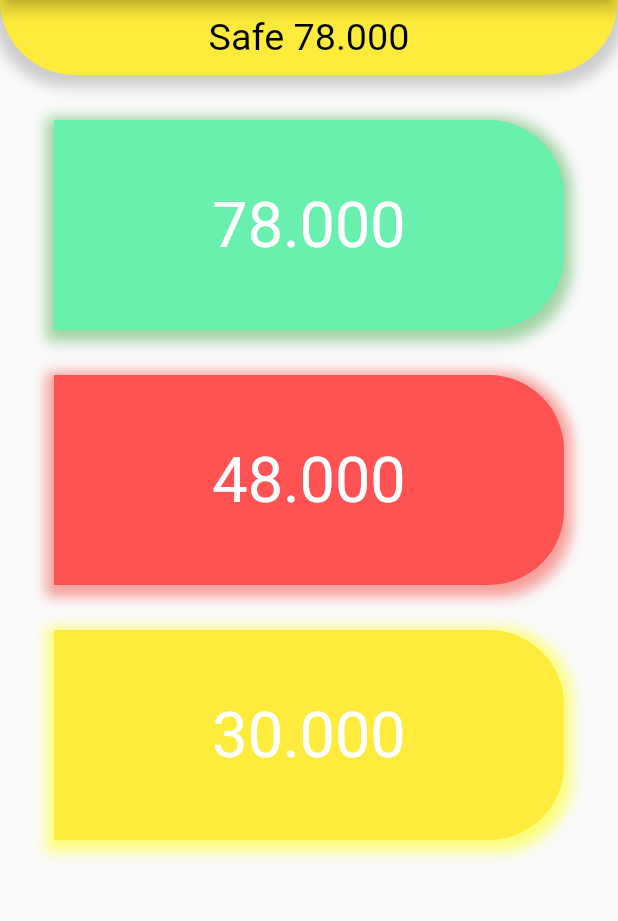
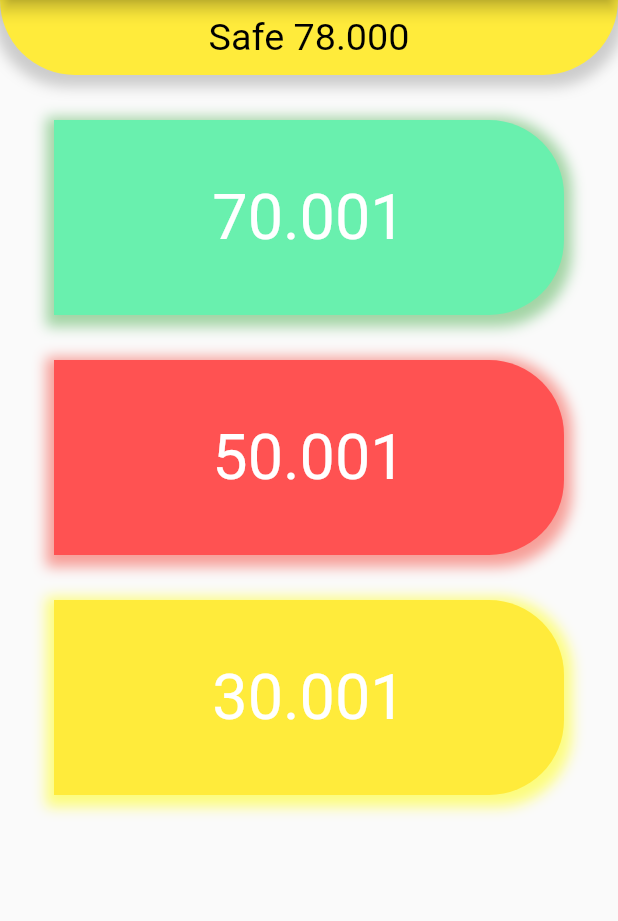
Before and after one commit to Monasafer/app-mobile, a Flutter app: the screen it shows after launch, on a phone screen of 412 x 824 dp, the part 84-1005 px from its top. Run offline on Flutter 3.47's test engine with Material 2 defaults, Android fonts, the phone set to English and light mode, and no system bars.

Commit message:
creating components

```diff
--- /dev/null
+++ b/lib/cardComponent.dart
@@ -0,0 +1,48 @@
+import 'package:flutter/cupertino.dart';
+import 'package:flutter/material.dart';
+
+class CardComponent extends StatefulWidget {
+  final String mount;
+  final Color backgroundColor;
+  final Color shadowColor;
+
+  const CardComponent(
+      {Key key, this.mount, this.backgroundColor, this.shadowColor})
+      : super(key: key);
+
+  @override
+  _CardComponentState createState() => _CardComponentState();
+}
+
+class _CardComponentState extends State<CardComponent> {
+  @override
+  Widget build(BuildContext context) {
+    return Container(
+      width: 340,
+      height: 130,
+      margin: EdgeInsets.only(top: 30),
+      child: Center(
+        child: Text(
+          widget.mount,
+          textScaleFactor: 3,
+          style: TextStyle(
+            color: Colors.white,
+          ),
+        ),
+      ),
+      decoration: BoxDecoration(
+        borderRadius: BorderRadius.only(
+            topRight: Radius.circular(50), bottomRight: Radius.circular(50)),
+        color: widget.backgroundColor,
+        boxShadow: [
+          BoxShadow(
+            color: widget.shadowColor.withOpacity(0.5),
+            spreadRadius: 5,
+            blurRadius: 7,
+            offset: Offset(0, 3),
+          ) // changes position of shadow),
+        ],
+      ),
+    );
+  }
+}
--- a/lib/main.dart
+++ b/lib/main.dart
@@ -1,4 +1,6 @@
 import 'package:flutter/material.dart';
+import 'package:monasafer/profitComponent.dart';
+import 'cardComponent.dart';
 
 void main() {
   runApp(MyApp());
@@ -38,115 +40,19 @@ class _MyHomePageState extends State<MyHomePage> {
       ),
       body: Column(
         children: [
-          Container(
-            width: 450,
-            height: 50,
-            child: const Center(
-              child: Text(
-                'Safe 78.000',
-                textScaleFactor: 1.8,
-                style: TextStyle(color: Colors.black),
-              ),
-            ),
-            decoration: BoxDecoration(
-              borderRadius: BorderRadius.only(
-                  bottomLeft: Radius.circular(50),
-                  bottomRight: Radius.circular(50)),
-              color: Colors.yellow,
-              boxShadow: [
-                BoxShadow(
-                  color: Colors.grey.withOpacity(0.5),
-                  spreadRadius: 5,
-                  blurRadius: 7,
-                  offset: Offset(0, 3),
-                ) // changes position of shadow),
-              ],
-            ),
-          ),
-          Container(
-            width: 340,
-            height: 140,
-            margin: EdgeInsets.only(top: 30),
-            child: const Center(
-              child: Text(
-                '78.000',
-                textScaleFactor: 3,
-                style: TextStyle(
-                  color: Colors.white,
-                ),
-              ),
-            ),
-            decoration: BoxDecoration(
-              borderRadius: BorderRadius.only(
-                  topRight: Radius.circular(50),
-                  bottomRight: Radius.circular(50)),
-              color: Colors.greenAccent,
-              boxShadow: [
-                BoxShadow(
-                  color: Colors.green.withOpacity(0.5),
-                  spreadRadius: 5,
-                  blurRadius: 7,
-                  offset: Offset(0, 3),
-                ) // changes position of shadow),
-              ],
-            ),
-          ),
-          Container(
-            width: 340,
-            height: 140,
-            margin: EdgeInsets.only(top: 30),
-            child: const Center(
-              child: Text(
-                '48.000',
-                textScaleFactor: 3,
-                style: TextStyle(
-                  color: Colors.white,
-                ),
-              ),
-            ),
-            decoration: BoxDecoration(
-              borderRadius: BorderRadius.only(
-                  topRight: Radius.circular(50),
-                  bottomRight: Radius.circular(50)),
-              color: Colors.redAccent,
-              boxShadow: [
-                BoxShadow(
-                  color: Colors.red.withOpacity(0.5),
-                  spreadRadius: 5,
-                  blurRadius: 7,
-                  offset: Offset(0, 3),
-                ) // changes position of shadow),
-              ],
-            ),
-          ),
-          Container(
-            width: 340,
-            height: 140,
-            margin: EdgeInsets.only(top: 30),
-            child: const Center(
-              child: Text(
-                '30.000',
-                textScaleFactor: 3,
-                style: TextStyle(
-                  color: Colors.white,
-                ),
-              ),
-            ),
-            decoration: BoxDecoration(
-              borderRadius: BorderRadius.only(
-                  topRight: Radius.circular(50),
-                  bottomRight: Radius.circular(50)),
-              color: Colors.yellow,
-              boxShadow: [
-                BoxShadow(
-                  color: Colors.yellowAccent.withOpacity(0.5),
-                  spreadRadius: 5,
-                  blurRadius: 7,
-                  offset: Offset(0, 3),
-                ) // changes position of shadow),
-              ],
-            ),
-          ),
+          ProfitComponent(),
+          CardComponent(
+              mount: "70.001",
+              backgroundColor: Colors.greenAccent,
+              shadowColor: Colors.green),
+          CardComponent(
+              mount: "50.001",
+              backgroundColor: Colors.redAccent,
+              shadowColor: Colors.red),
+          CardComponent(
+              mount: "30.001",
+              backgroundColor: Colors.yellow,
+              shadowColor: Colors.yellowAccent)
         ],
       ),
     );
--- /dev/null
+++ b/lib/profitComponent.dart
@@ -0,0 +1,38 @@
+import 'package:flutter/cupertino.dart';
+import 'package:flutter/material.dart';
+
+class ProfitComponent extends StatefulWidget {
+  @override
+  _ProfitComponentState createState() => _ProfitComponentState();
+}
+
+class _ProfitComponentState extends State<ProfitComponent> {
+  @override
+  Widget build(BuildContext context) {
+    return Container(
+      width: 450,
+      height: 50,
+      child: const Center(
+        child: Text(
+          'Safe 78.000',
+          textScaleFactor: 1.8,
+          style: TextStyle(color: Colors.black),
+        ),
+      ),
+      decoration: BoxDecoration(
+        borderRadius: BorderRadius.only(
+            bottomLeft: Radius.circular(50),
+            bottomRight: Radius.circular(50)),
+        color: Colors.yellow,
+        boxShadow: [
+          BoxShadow(
+            color: Colors.grey.withOpacity(0.5),
+            spreadRadius: 5,
+            blurRadius: 7,
+            offset: Offset(0, 3),
+          ) // changes position of shadow),
+        ],
+      ),
+    );
+  }
+}
```
